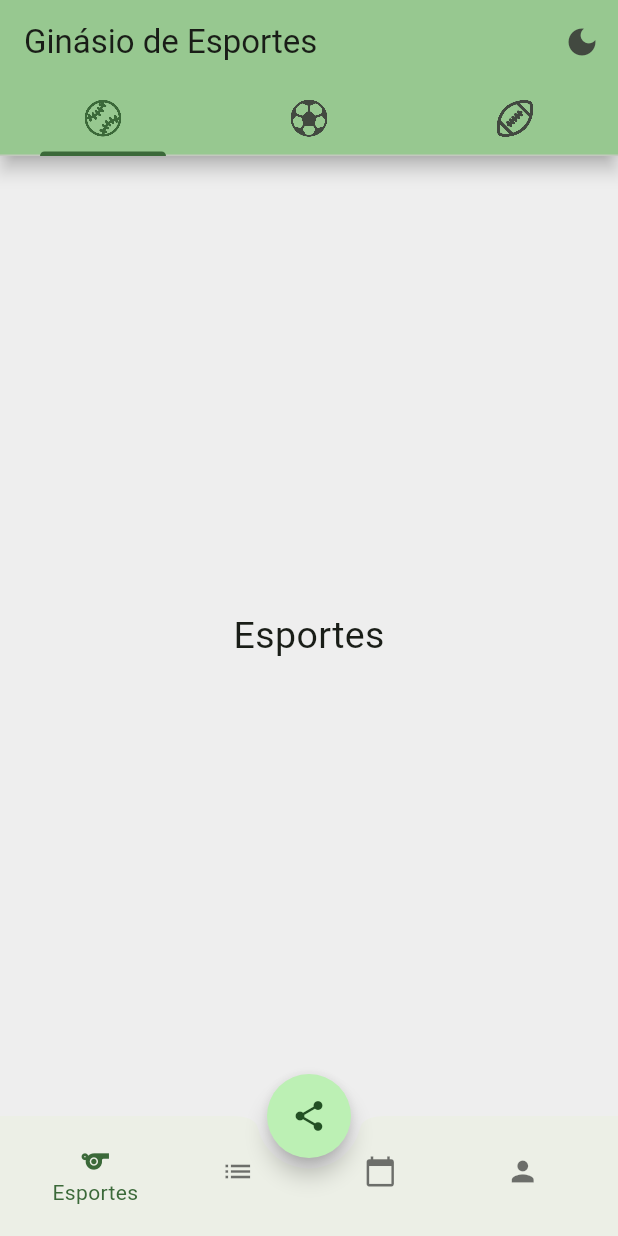
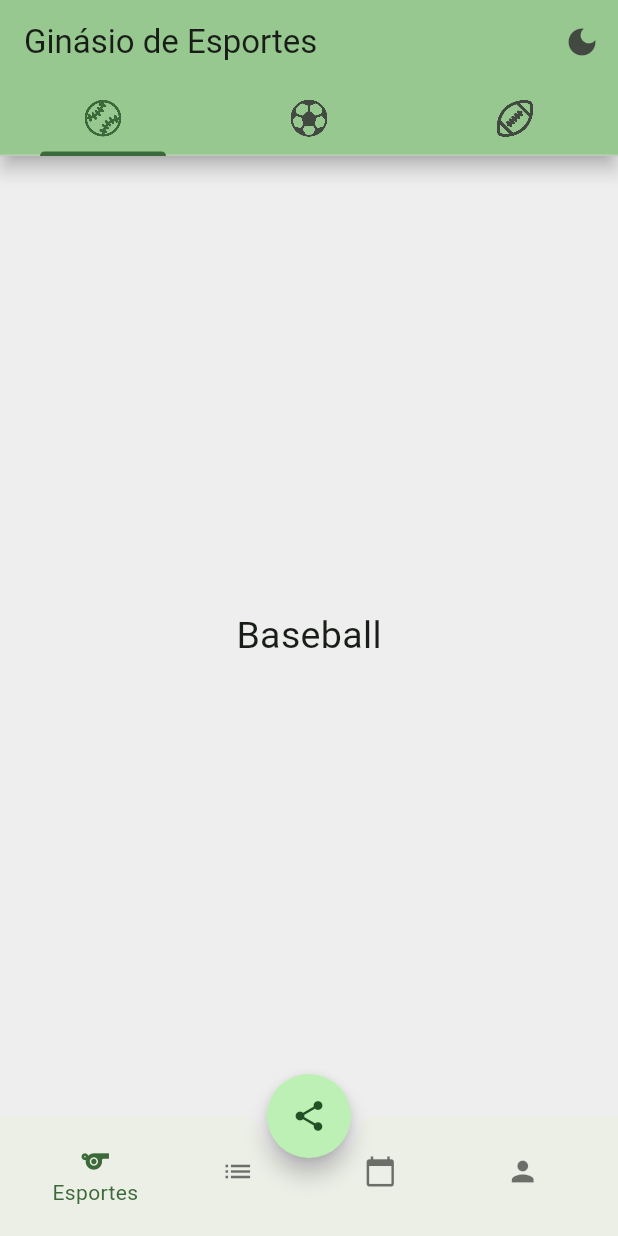
Before and after one commit to guirodriguezz/ProjetosFlutter, a Flutter app: the screen it shows after launch, on a phone screen of 412 x 824 dp. Run offline on Flutter 3.47's test engine with Material 3 defaults, Android fonts, the phone set to English and light mode, and no system bars.

Commit message:
Adicionando TabBarView e Models para deixar sistema de Tabs mais dinamico e escalavel.

```diff
--- /dev/null
+++ b/lib/models/sport.dart
@@ -0,0 +1,11 @@
+import 'package:flutter/material.dart';
+
+class Sport {
+  Sport({
+    required this.name,
+    required this.icon,
+  });
+
+  final String name;
+  final IconData icon;
+}
--- a/lib/pages/sports_page.dart
+++ b/lib/pages/sports_page.dart
@@ -1,20 +1,21 @@
 import 'package:flutter/material.dart';
-import 'package:ginasio_esportes_flutter/resources/strings.dart';
+import 'package:ginasio_esportes_flutter/tabs/sport_tab.dart';
+import '../models/sport.dart';
 
-class SportsPage extends StatefulWidget {
-  const SportsPage({super.key});
+class SportsPage extends StatelessWidget {
+  const SportsPage({
+    super.key,
+    required this.tabsSportsList,
+  });
+
+  final List<Sport> tabsSportsList;
 
   @override
-  State<SportsPage> createState() => _SportsPageState();
-}
-
-class _SportsPageState extends State<SportsPage> {
-  @override
   Widget build(BuildContext context) {
-    return const Center(
-      child: Text(
-        Strings.sports,
-      ),
+    return TabBarView(
+      children: [
+        for (final sport in tabsSportsList) SportTab(sport: sport),
+      ],
     );
   }
 }
--- a/lib/resources/strings.dart
+++ b/lib/resources/strings.dart
@@ -4,4 +4,7 @@ class Strings {
   static const ranking = 'Classificação';
   static const calendar = 'Calendário';
   static const profile = 'Perfil';
+  static const baseball = 'Baseball';
+  static const soccer = 'Futebol';
+  static const football = 'Futebol Americano';
 }
--- a/lib/sports_gym.dart
+++ b/lib/sports_gym.dart
@@ -1,4 +1,5 @@
 import 'package:flutter/material.dart';
+import 'package:ginasio_esportes_flutter/models/sport.dart';
 import 'package:ginasio_esportes_flutter/resources/custom_icons.dart';
 import 'package:ginasio_esportes_flutter/pages/calendar_page.dart';
 import 'package:ginasio_esportes_flutter/pages/profile_page.dart';
@@ -21,10 +22,11 @@ class SportsGym extends StatefulWidget {
 class _SportsGymState extends State<SportsGym> {
   final pageController = PageController();
   int currentPage = 0;
-  final tabs = const [
-    Tab(icon: Icon(CustomIcons.baseball_ball)),
-    Tab(icon: Icon(CustomIcons.football)),
-    Tab(icon: Icon(CustomIcons.american_football)),
+
+  final tabBarSports = [
+    Sport(name: Strings.baseball, icon: CustomIcons.baseball_ball),
+    Sport(name: Strings.soccer, icon: CustomIcons.football),
+    Sport(name: Strings.football, icon: CustomIcons.american_football),
   ];
 
   void onItemPressed(int page) {
@@ -45,7 +47,7 @@ class _SportsGymState extends State<SportsGym> {
     final theme = Theme.of(context);
 
     return DefaultTabController(
-      length: tabs.length,
+      length: tabBarSports.length,
       child: Scaffold(
         appBar: AppBar(
           backgroundColor: theme.colorScheme.inversePrimary,
@@ -64,7 +66,9 @@ class _SportsGymState extends State<SportsGym> {
           ],
           bottom: currentPage == 0
               ? TabBar(
-                  tabs: tabs,
+                  tabs: tabBarSports
+                      .map((sport) => Tab(icon: Icon(sport.icon)))
+                      .toList(),
                   indicatorPadding: const EdgeInsets.symmetric(horizontal: -30),
                 )
               : null,
@@ -72,11 +76,11 @@ class _SportsGymState extends State<SportsGym> {
         body: PageView(
           controller: pageController,
           onPageChanged: onPageChanged,
-          children: const [
-            SportsPage(),
-            RankingPage(),
-            CalendarPage(),
-            ProfilePage(),
+          children: [
+            SportsPage(tabsSportsList: tabBarSports),
+            const RankingPage(),
+            const CalendarPage(),
+            const ProfilePage(),
           ],
         ),
         floatingActionButton: FloatingActionButton(
--- /dev/null
+++ b/lib/tabs/sport_tab.dart
@@ -0,0 +1,20 @@
+import 'package:flutter/material.dart';
+import '../models/sport.dart';
+
+class SportTab extends StatelessWidget {
+  const SportTab({
+    super.key,
+    required this.sport,
+  });
+
+  final Sport sport;
+
+  @override
+  Widget build(BuildContext context) {
+    return Center(
+      child: Text(
+        sport.name,
+      ),
+    );
+  }
+}
```
